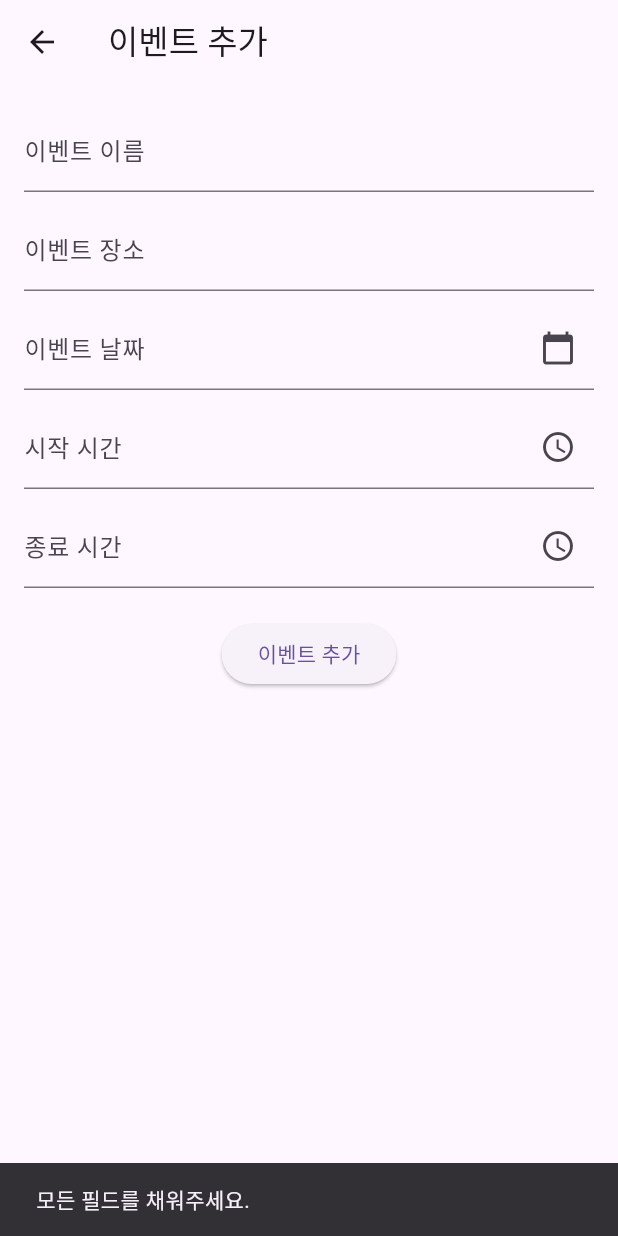
After one commit to psh010208/attendance_check, a Flutter app: the AddEventPage screen opened directly, after a tap on "이벤트 추가", on a phone screen of 412 x 824 dp. The commit adds this screen. Run offline on Flutter 3.47's test engine with Material 3 defaults, Android fonts, the phone set to English and light mode, and no system bars; our stand-ins replace cloud_firestore, firebase_core, qr_flutter; accounts and stored records are empty.

Commit message:
일정추가 + 해당 정보에따른 카드 생성 but, 관리자 페이지 없어서 연결 X + 카드스크린의 기능,디자인 다시 해야할 수도(?)

```diff
--- /dev/null
+++ b/lib/feature/screen/AddEventPage.dart
@@ -0,0 +1,165 @@
+import 'package:flutter/material.dart';
+import 'package:qr_flutter/qr_flutter.dart';
+import 'package:cloud_firestore/cloud_firestore.dart';
+
+class AddEventPage extends StatefulWidget {
+  @override
+  _AddEventPageState createState() => _AddEventPageState();
+}
+
+class _AddEventPageState extends State<AddEventPage> {
+  final TextEditingController eventNameController = TextEditingController();
+  final TextEditingController eventLocationController = TextEditingController();
+  final TextEditingController eventDateController = TextEditingController();
+  final TextEditingController startTimeController = TextEditingController();
+  final TextEditingController endTimeController = TextEditingController();
+
+  String qrData = ''; // QR 코드에 저장할 데이터
+
+  // Firestore에 이벤트 저장 함수
+  Future<void> addEventToFirestore() async {
+    // 입력 폼 검증
+    if (eventNameController.text.isEmpty ||
+        eventLocationController.text.isEmpty ||
+        eventDateController.text.isEmpty ||
+        startTimeController.text.isEmpty ||
+        endTimeController.text.isEmpty) {
+      ScaffoldMessenger.of(context).showSnackBar(
+        SnackBar(content: Text('모든 필드를 채워주세요.')),
+      );
+      return;
+    }
+
+    String eventId = DateTime.now().millisecondsSinceEpoch.toString();
+
+    // QR 코드 데이터를 이벤트 이름과 ID를 조합하여 생성
+    qrData = '${eventNameController.text}_$eventId';
+
+    // Firestore에 이벤트와 QR 코드 저장
+    await FirebaseFirestore.instance.collection('events').add({
+      'eventName': eventNameController.text,
+      'eventLocation': eventLocationController.text,
+      'eventDate': eventDateController.text,
+      'startTime': startTimeController.text,
+      'endTime': endTimeController.text,
+      'barcode': qrData,
+      'eventId': eventId,
+    });
+
+    ScaffoldMessenger.of(context).showSnackBar(
+      SnackBar(content: Text('이벤트가 성공적으로 추가되었습니다!')),
+    );
+
+    // 상태 업데이트
+    setState(() {
+      qrData = ''; // QR 코드 데이터를 초기화
+    });
+  }
+
+  // 날짜 선택기
+  Future<void> _selectDate(BuildContext context) async {
+    DateTime? pickedDate = await showDatePicker(
+      context: context,
+      initialDate: DateTime.now(),
+      firstDate: DateTime(2000),
+      lastDate: DateTime(2101),
+    );
+    if (pickedDate != null) {
+      setState(() {
+        eventDateController.text = "${pickedDate.toLocal()}".split(' ')[0]; // 날짜 업데이트
+      });
+    }
+  }
+
+  // 시간 선택기
+  Future<void> _selectTime(BuildContext context, TextEditingController controller) async {
+    TimeOfDay? pickedTime = await showTimePicker(
+      context: context,
+      initialTime: TimeOfDay.now(),
+    );
+    if (pickedTime != null) {
+      setState(() {
+        controller.text = pickedTime.format(context); // 시간 업데이트
+      });
+    }
+  }
+
+  @override
+  Widget build(BuildContext context) {
+    return Scaffold(
+      appBar: AppBar(
+        title: Text('이벤트 추가'),
+      ),
+      body: Padding(
+        padding: const EdgeInsets.all(16.0),
+        child: Column(
+          children: [
+            // 이벤트 이름 입력 필드
+            TextField(
+              controller: eventNameController,
+              decoration: InputDecoration(labelText: '이벤트 이름'),
+            ),
+            SizedBox(height: 10),
+
+            // 이벤트 장소 입력 필드
+            TextField(
+              controller: eventLocationController,
+              decoration: InputDecoration(labelText: '이벤트 장소'),
+            ),
+            SizedBox(height: 10),
+
+            // 이벤트 날짜 선택 버튼
+            TextField(
+              controller: eventDateController,
+              readOnly: true,
+              decoration: InputDecoration(
+                labelText: '이벤트 날짜',
+                suffixIcon: IconButton(
+                  icon: Icon(Icons.calendar_today),
+                  onPressed: () => _selectDate(context),
+                ),
+              ),
+            ),
+            SizedBox(height: 10),
+
+            // 시작 시간 선택 버튼
+            TextField(
+              controller: startTimeController,
+              readOnly: true,
+              decoration: InputDecoration(
+                labelText: '시작 시간',
+                suffixIcon: IconButton(
+                  icon: Icon(Icons.access_time),
+                  onPressed: () => _selectTime(context, startTimeController),
+                ),
+              ),
+            ),
+            SizedBox(height: 10),
+
+            // 종료 시간 선택 버튼
+            TextField(
+              controller: endTimeController,
+              readOnly: true,
+              decoration: InputDecoration(
+                labelText: '종료 시간',
+                suffixIcon: IconButton(
+                  icon: Icon(Icons.access_time),
+                  onPressed: () => _selectTime(context, endTimeController),
+                ),
+              ),
+            ),
+            SizedBox(height: 20),
+
+            // 이벤트 추가 버튼
+            ElevatedButton(
+              onPressed: () {
+                addEventToFirestore();
+              },
+              child: Text('이벤트 추가'),
+            ),
+          ],
+        ),
+      ),
+    );
+  }
+}
--- a/lib/feature/screen/MainCardScreen.dart
+++ b/lib/feature/widget/MainCardScreen.dart
@@ -1,6 +1,6 @@
 import 'package:flutter/material.dart';
-import 'ExpandedCardView.dart';
-import 'CollapsedCardView.dart';
+import '../widget/ExpandedCardView.dart';
+import '../widget/CollapsedCardView.dart';
 
 void main() {
   runApp(MyApp());
--- a/pubspec.yaml
+++ b/pubspec.yaml
@@ -30,6 +30,7 @@ environment:
 dependencies:
   flutter:
     sdk: flutter
+  qr_flutter: ^4.0.0
 
 
 
```
Also changed, not shown: lib/feature/screen/cardScreen.dart (+48 -113 lines), lib/feature/widget/CollapsedCardView.dart (renamed from lib/feature/screen/CollapsedCardView.dart), lib/feature/widget/ExpandedCardView.dart (renamed from lib/feature/screen/ExpandedCardView.dart), pubspec.lock.
